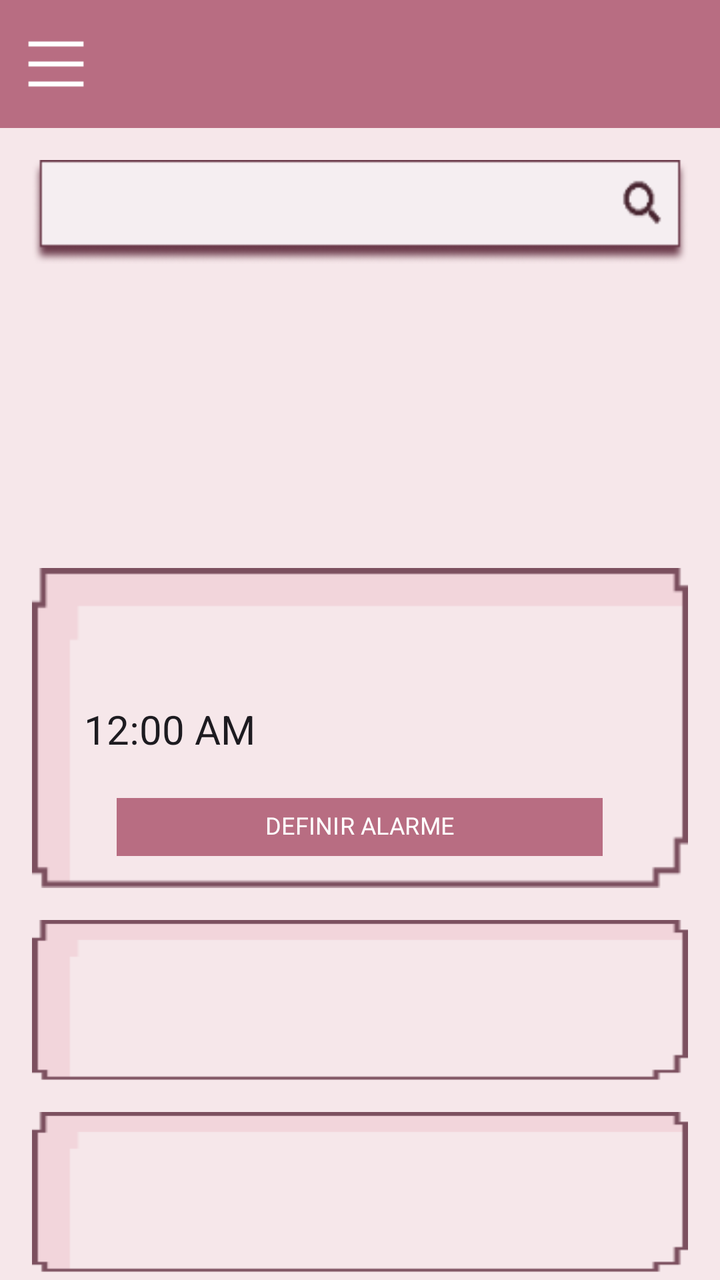
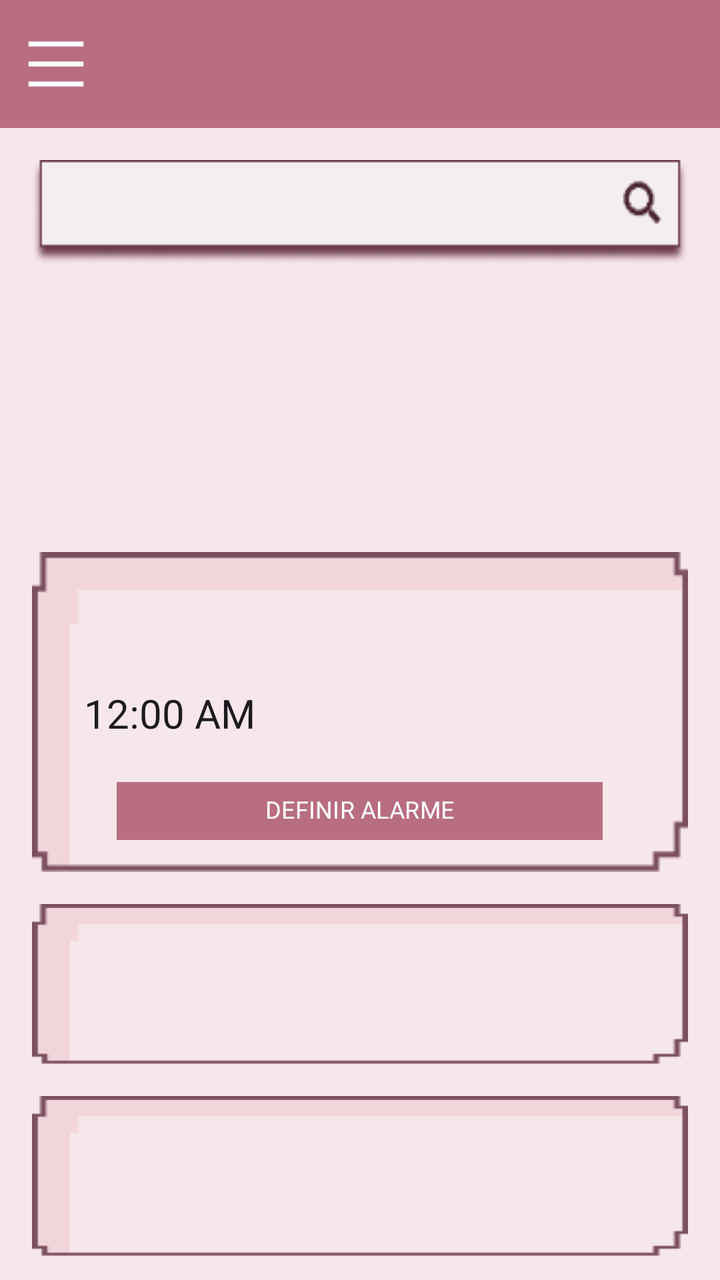

Two renders of the same Android screen: before a commit and after it. Below are the layout's source before the change and the commit's diff.
<!-- AndroidManifest.xml: application theme Theme.AplicativoCicli -->
<!-- res/layout/activity_main.xml -->
<?xml version="1.0" encoding="utf-8"?>
<androidx.constraintlayout.widget.ConstraintLayout
    xmlns:android="http://schemas.android.com/apk/res/android"
    xmlns:app="http://schemas.android.com/apk/res-auto"
    xmlns:tools="http://schemas.android.com/tools"
    android:id="@+id/main"
    android:layout_width="match_parent"
    android:layout_height="match_parent"
    android:background="#F6E7EA"
    tools:context=".MainActivity">

    <androidx.appcompat.widget.Toolbar
        android:id="@+id/toolbar"
        android:layout_width="0dp"
        android:layout_height="?attr/actionBarSize"
        android:background="#B86D82"
        android:theme="@style/ThemeOverlay.AppCompat.Dark.ActionBar"
        app:navigationIcon="@drawable/bars_icon_small"
        app:layout_constraintTop_toTopOf="parent"
        app:layout_constraintStart_toStartOf="parent"
        app:layout_constraintEnd_toEndOf="parent" />


    <FrameLayout
        android:id="@+id/busca"
        android:layout_width="0dp"
        android:layout_height="52dp"
        android:layout_margin="16dp"
        android:background="@drawable/search"
        app:layout_constraintTop_toBottomOf="@id/toolbar"
        app:layout_constraintStart_toStartOf="parent"
        app:layout_constraintEnd_toEndOf="parent" />

    <FrameLayout
        android:id="@+id/card_3"
        android:layout_width="0dp"
        android:layout_height="80dp"
        android:layout_margin="16dp"
        android:layout_marginTop="16dp"
        android:background="@drawable/card_alarme"
        app:layout_constraintEnd_toEndOf="parent"
        app:layout_constraintStart_toStartOf="parent"
        app:layout_constraintTop_toBottomOf="@id/card_2" />

    <FrameLayout
        android:id="@+id/card_2"
        android:layout_width="0dp"
        android:layout_height="80dp"
        android:layout_margin="16dp"
        android:layout_marginTop="16dp"
        android:background="@drawable/card_alarme"
        app:layout_constraintEnd_toEndOf="parent"
        app:layout_constraintStart_toStartOf="parent"
        app:layout_constraintTop_toBottomOf="@id/card_alarme" />

    <FrameLayout
        android:id="@+id/card_alarme"
        android:layout_width="0dp"
        android:layout_marginStart="16dp"
        android:layout_marginEnd="16dp"
        android:layout_height="160dp"
        android:layout_marginTop="152dp"
        android:background="@drawable/card_alarme"
        app:layout_constraintEnd_toEndOf="parent"
        app:layout_constraintStart_toStartOf="parent"
        app:layout_constraintTop_toBottomOf="@+id/busca">

        <TextClock
            android:id="@+id/clock"
            android:layout_width="wrap_content"
            android:layout_height="wrap_content"
            android:layout_gravity="center_horizontal|bottom"
            android:layout_marginEnd="95dp"
            android:layout_marginBottom="66dp"
            android:textSize="20sp" />

        <com.google.android.material.button.MaterialButton
            android:id="@+id/botao_alarme_teste"
            android:layout_width="243dp"
            android:layout_height="29dp"
            android:layout_gravity="center_horizontal|bottom"
            android:layout_marginBottom="16dp"
            android:backgroundTint="#B86D82"
            android:fontFamily="@font/silkscreen_regular"
            android:gravity="center"
            android:includeFontPadding="false"
            android:insetTop="0dp"
            android:insetBottom="0dp"
            android:minWidth="0dp"
            android:minHeight="0dp"
            android:padding="0dp"
            android:text="DEFINIR ALARME"
            android:textColor="#FFFFFF"
            android:textSize="12sp"
            app:cornerRadius="0dp" />

    </FrameLayout>

</androidx.constraintlayout.widget.ConstraintLayout>
<!-- resources referenced by this layout -->
<resources>
  <!-- drawable bars_icon_small (drawable) -->
  <layer-list xmlns:android="http://schemas.android.com/apk/res/android">
      <item
          android:drawable="@drawable/bars_icon"
          android:width="30dp"
          android:height="30dp"
          android:gravity="center" />
  </layer-list>
  <!-- drawable card_alarme: png bitmap (drawable, 998 bytes) -->
  <!-- drawable search: png bitmap (drawable, 4618 bytes) -->
  <style name="Theme.AplicativoCicli" parent="Base.Theme.AplicativoCicli" />
  <!-- drawable bars_icon: png bitmap (drawable, 193 bytes) -->
  <style name="Base.Theme.AplicativoCicli" parent="Theme.Material3.DayNight.NoActionBar">
          
          
      </style>
</resources>

<!-- the commit's change to res/layout/activity_main.xml (unified diff, before → after) -->
@@ -28,15 +28,15 @@
         android:layout_margin="16dp"
         android:background="@drawable/search"
         app:layout_constraintTop_toBottomOf="@id/toolbar"
-        app:layout_constraintStart_toStartOf="parent"
-        app:layout_constraintEnd_toEndOf="parent" />
+        app:layout_constraintEnd_toEndOf="parent"
+        app:layout_constraintStart_toStartOf="parent" />
 
     <FrameLayout
         android:id="@+id/card_3"
         android:layout_width="0dp"
         android:layout_height="80dp"
         android:layout_margin="16dp"
-        android:layout_marginTop="16dp"
+        android:layout_marginTop="292dp"
         android:background="@drawable/card_alarme"
         app:layout_constraintEnd_toEndOf="parent"
         app:layout_constraintStart_toStartOf="parent"
@@ -47,7 +47,7 @@
         android:layout_width="0dp"
         android:layout_height="80dp"
         android:layout_margin="16dp"
-        android:layout_marginTop="16dp"
+        android:layout_marginTop="56dp"
         android:background="@drawable/card_alarme"
         app:layout_constraintEnd_toEndOf="parent"
         app:layout_constraintStart_toStartOf="parent"
@@ -56,12 +56,13 @@
     <FrameLayout
         android:id="@+id/card_alarme"
         android:layout_width="0dp"
+        android:layout_height="160dp"
         android:layout_marginStart="16dp"
+        android:layout_marginTop="144dp"
         android:layout_marginEnd="16dp"
-        android:layout_height="160dp"
-        android:layout_marginTop="152dp"
         android:background="@drawable/card_alarme"
         app:layout_constraintEnd_toEndOf="parent"
+        app:layout_constraintHorizontal_bias="0.0"
         app:layout_constraintStart_toStartOf="parent"
         app:layout_constraintTop_toBottomOf="@+id/busca">
 
